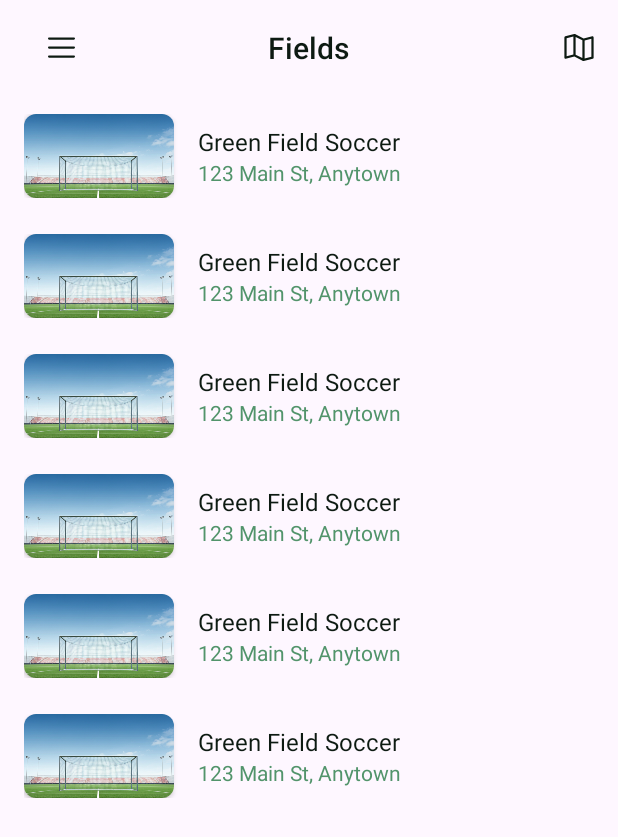
After one commit to mohamed-mahdy-7/KooraHour, an Android app: the layout fragment_fields.xml on its own in the app's theme, with its tools: preview values and no code run, on a phone screen of 412 x 824 dp. The commit adds this screen. Shown: the top 837 px of the screen. Run offline under Robolectric (Android 15) with nearby library versions, the phone set to English and light mode, and no system bars.

Commit message:
Add Fields screen and colors

```diff
--- /dev/null
+++ b/app/src/main/res/drawable/ic_map.xml
@@ -0,0 +1,10 @@
+<vector xmlns:android="http://schemas.android.com/apk/res/android"
+    android:width="20dp"
+    android:height="18dp"
+    android:viewportWidth="20"
+    android:viewportHeight="18">
+  <path
+      android:pathData="M19.461,1.658C19.279,1.517 19.042,1.466 18.818,1.523L13.087,2.955L7.336,0.079C7.175,-0.001 6.992,-0.021 6.818,0.023L0.818,1.523C0.484,1.606 0.25,1.906 0.25,2.25V15.75C0.25,15.981 0.356,16.199 0.538,16.341C0.721,16.483 0.958,16.534 1.182,16.478L6.913,15.045L12.664,17.921C12.769,17.973 12.884,18 13,18C13.061,18 13.122,17.992 13.182,17.978L19.182,16.478C19.516,16.394 19.75,16.094 19.75,15.75V2.25C19.75,2.019 19.643,1.801 19.461,1.658ZM7.75,1.963L12.25,4.213V16.037L7.75,13.787V1.963ZM1.75,2.836L6.25,1.711V13.664L1.75,14.789V2.836ZM18.25,15.164L13.75,16.289V4.336L18.25,3.211V15.164Z"
+      android:fillColor="#ffffff"
+      android:fillType="evenOdd"/>
+</vector>
--- /dev/null
+++ b/app/src/main/res/drawable/ic_nav_drawer.xml
@@ -0,0 +1,10 @@
+<vector xmlns:android="http://schemas.android.com/apk/res/android"
+    android:width="18dp"
+    android:height="14dp"
+    android:viewportWidth="18"
+    android:viewportHeight="14">
+  <path
+      android:pathData="M18,7C18,7.414 17.664,7.75 17.25,7.75H0.75C0.336,7.75 0,7.414 0,7C0,6.586 0.336,6.25 0.75,6.25H17.25C17.664,6.25 18,6.586 18,7ZM0.75,1.75H17.25C17.664,1.75 18,1.414 18,1C18,0.586 17.664,0.25 17.25,0.25H0.75C0.336,0.25 0,0.586 0,1C0,1.414 0.336,1.75 0.75,1.75ZM17.25,12.25H0.75C0.336,12.25 0,12.586 0,13C0,13.414 0.336,13.75 0.75,13.75H17.25C17.664,13.75 18,13.414 18,13C18,12.586 17.664,12.25 17.25,12.25Z"
+      android:fillColor="#ffffff"
+      android:fillType="evenOdd"/>
+</vector>
--- /dev/null
+++ b/app/src/main/res/layout/fragment_fields.xml
@@ -0,0 +1,63 @@
+<?xml version="1.0" encoding="utf-8"?>
+<LinearLayout xmlns:android="http://schemas.android.com/apk/res/android"
+    xmlns:app="http://schemas.android.com/apk/res-auto"
+    xmlns:tools="http://schemas.android.com/tools"
+    android:layout_width="match_parent"
+    android:layout_height="match_parent"
+    android:orientation="vertical">
+
+    <com.google.android.material.appbar.AppBarLayout
+        android:id="@+id/appBarLayout"
+        android:layout_width="match_parent"
+        android:layout_height="wrap_content"
+        android:paddingHorizontal="16dp"
+        android:theme="@style/ThemeOverlay.AppCompat.Dark.ActionBar"
+        app:contentInsetEnd="0dp"
+        app:contentInsetStart="0dp">
+
+        <androidx.appcompat.widget.Toolbar
+            android:id="@+id/toolbar"
+            android:layout_width="match_parent"
+            android:layout_height="?attr/actionBarSize"
+            android:background="@android:color/transparent">
+
+            <androidx.appcompat.widget.AppCompatImageView
+                android:id="@+id/toolbar_icon_start"
+                android:layout_width="wrap_content"
+                android:layout_height="wrap_content"
+                android:layout_gravity="start|center_vertical"
+                android:src="@drawable/ic_nav_drawer"
+                android:tint="@color/colorOnBackground" />
+
+            <TextView
+                android:id="@+id/toolbar_title"
+                style="@style/TextAppearance.AppCompat.Widget.ActionBar.Title"
+                android:layout_width="wrap_content"
+                android:layout_height="wrap_content"
+                android:layout_gravity="center"
+                android:text="@string/fields"
+                android:textColor="@color/colorOnBackground" />
+
+            <androidx.appcompat.widget.AppCompatImageView
+                android:id="@+id/toolbar_icon_end"
+                android:layout_width="wrap_content"
+                android:layout_height="wrap_content"
+                android:layout_gravity="end|center_vertical"
+                android:src="@drawable/ic_map"
+                android:tint="@color/colorOnBackground" />
+
+        </androidx.appcompat.widget.Toolbar>
+    </com.google.android.material.appbar.AppBarLayout>
+
+
+    <androidx.recyclerview.widget.RecyclerView
+        android:id="@+id/recycler_view"
+        android:layout_width="match_parent"
+        android:layout_height="wrap_content"
+        android:orientation="vertical"
+        android:paddingHorizontal="16dp"
+        tools:itemCount="6"
+        tools:listitem="@layout/item_fields" />
+
+
+</LinearLayout>
--- /dev/null
+++ b/app/src/main/res/layout/item_fields.xml
@@ -0,0 +1,54 @@
+<?xml version="1.0" encoding="utf-8"?>
+<androidx.constraintlayout.widget.ConstraintLayout xmlns:android="http://schemas.android.com/apk/res/android"
+    xmlns:app="http://schemas.android.com/apk/res-auto"
+    android:layout_width="match_parent"
+    android:layout_height="wrap_content"
+    xmlns:tools="http://schemas.android.com/tools"
+    android:paddingVertical="12dp">
+
+    <androidx.cardview.widget.CardView
+        android:id="@+id/card_image"
+        android:layout_width="100dp"
+        android:layout_height="56dp"
+        app:cardCornerRadius="8dp"
+        app:layout_constraintBottom_toBottomOf="parent"
+        app:layout_constraintStart_toStartOf="parent"
+        app:layout_constraintTop_toTopOf="parent">
+
+        <androidx.appcompat.widget.AppCompatImageView
+            android:layout_width="match_parent"
+            android:layout_height="match_parent"
+            android:scaleType="centerCrop"
+            android:src="@drawable/iv_field" />
+    </androidx.cardview.widget.CardView>
+
+
+    <LinearLayout
+        android:layout_width="wrap_content"
+        android:layout_height="wrap_content"
+        android:layout_marginStart="16dp"
+        android:orientation="vertical"
+        app:layout_constraintBottom_toBottomOf="@+id/card_image"
+        app:layout_constraintStart_toEndOf="@+id/card_image"
+        app:layout_constraintTop_toTopOf="@+id/card_image">
+
+        <androidx.appcompat.widget.AppCompatTextView
+            android:layout_width="wrap_content"
+            android:layout_height="wrap_content"
+            tools:text="Green Field Soccer"
+            android:textColor="@color/textPrimary"
+            android:textSize="16sp" />
+
+        <androidx.appcompat.widget.AppCompatTextView
+            android:layout_width="wrap_content"
+            android:layout_height="wrap_content"
+            tools:text="123 Main St, Anytown"
+            android:textColor="@color/textSecondary"
+            android:textSize="14sp"
+
+            />
+
+    </LinearLayout>
+
+
+</androidx.constraintlayout.widget.ConstraintLayout>
--- /dev/null
+++ b/app/src/main/res/values-night/colors.xml
@@ -0,0 +1,20 @@
+<?xml version="1.0" encoding="utf-8"?>
+<resources>
+    <color name="black">#FF000000</color>
+    <color name="white">#FFFFFFFF</color>
+
+    <color name="colorBackground">#121417</color>
+    <color name="colorOnBackground">#FFFFFF</color>
+
+    <color name="colorPrimary">#293038</color>
+    <color name="colorOnPrimary">#FFFFFF</color>
+
+    <color name="textPrimary">#FFFFFF</color>
+    <color name="textSecondary">#9CABBA</color>
+
+    <color name="iconActive">#FFFFFF</color>
+    <color name="iconInactive">#9CABBA</color>
+
+    <color name="colorBorder">#D1E5D9</color>
+    <color name="colorDivider">#293038</color>
+</resources>
--- a/app/src/main/res/values/colors.xml
+++ b/app/src/main/res/values/colors.xml
@@ -2,4 +2,19 @@
 <resources>
     <color name="black">#FF000000</color>
     <color name="white">#FFFFFFFF</color>
+
+    <color name="colorBackground">#F7FAFA</color>
+    <color name="colorOnBackground">#0D1A12</color>
+
+    <color name="colorPrimary">#38E07A</color>
+    <color name="colorOnPrimary">#0D1A12</color>
+
+    <color name="textPrimary">#0D1A12</color>
+    <color name="textSecondary">#52946B</color>
+
+    <color name="iconActive">#0D1A12</color>
+    <color name="iconInactive">#52946B</color>
+
+    <color name="colorBorder">#D1E5D9</color>
+    <color name="colorDivider">#E8F2ED</color>
 </resources>
--- a/app/src/main/res/values/strings.xml
+++ b/app/src/main/res/values/strings.xml
@@ -1,3 +1,6 @@
 <resources>
     <string name="app_name">KooraHour</string>
+    <!-- TODO: Remove or change this placeholder text -->
+    <string name="hello_blank_fragment">Hello blank fragment</string>
+    <string name="fields">Fields</string>
 </resources>
```
Also changed, not shown: app/src/main/res/drawable/iv_field.png (added).
